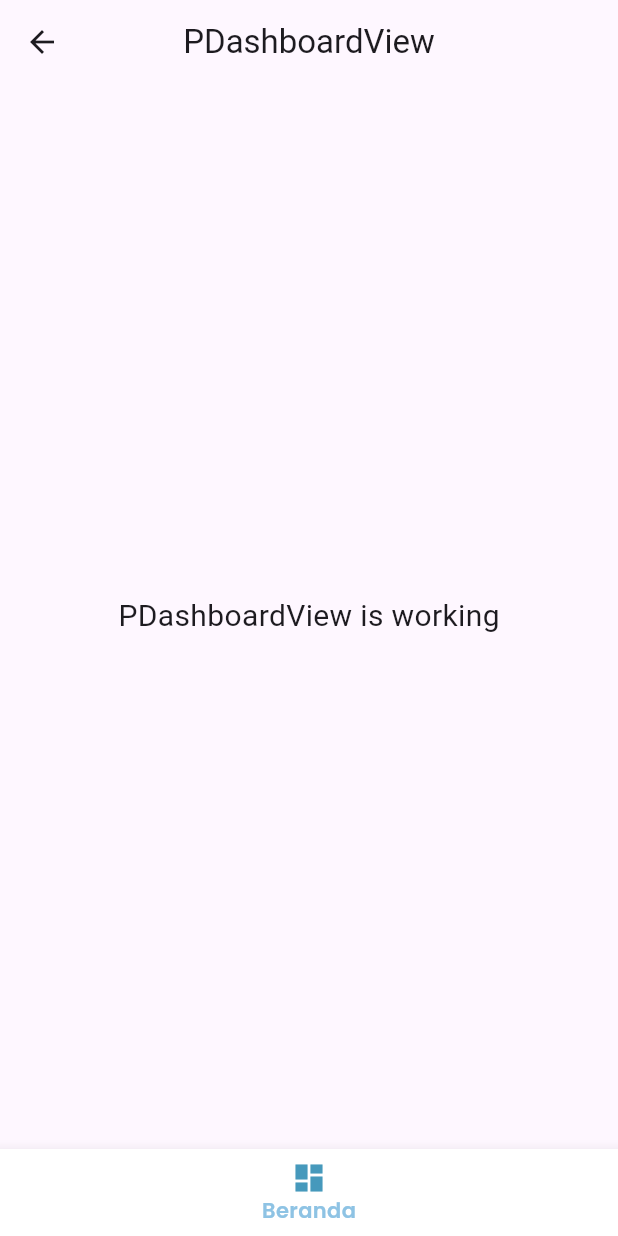
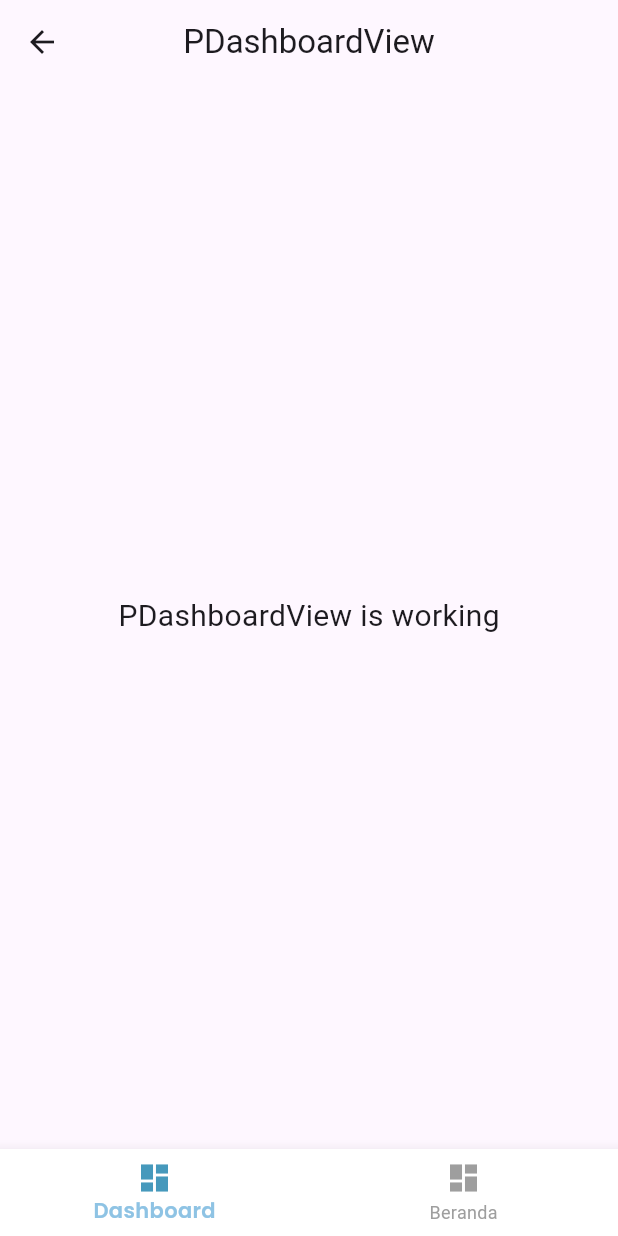
Before and after one commit to TeamG-CCITheHack/HomeVice-Mobile, a Flutter app: the PMainView screen opened by its route, on a phone screen of 412 x 824 dp. Run offline on Flutter 3.47's test engine with Material 3 defaults, Android fonts, the phone set to English and light mode, and no system bars; our stand-ins replace dio, dropdown_search, flutter_svg, get, google_fonts, jwt_decoder and 2 more.

Commit message:
feat: botnavbar now works

```diff
--- a/lib/app/modules/partner/pMain/views/p_main_view.dart
+++ b/lib/app/modules/partner/pMain/views/p_main_view.dart
@@ -18,6 +18,7 @@ class PMainView extends GetView<PMainController> {
               index: controller.tabIndex,
               children: const [
                 PDashboardView(),
+                PDashboardView(),
               ],
             ),
           ),
--- a/lib/app/shared/widgets/partner/p_botnavbar_widger.dart
+++ b/lib/app/shared/widgets/partner/p_botnavbar_widger.dart
@@ -35,6 +35,18 @@ class PBotNavBarWidget extends StatelessWidget {
             size: 24,
             color: themeData.primaryColor,
           ),
+          label: 'Dashboard',
+        ),
+        BottomNavigationBarItem(
+          icon: const Icon(
+            Icons.dashboard,
+            size: 24,
+          ),
+          activeIcon: Icon(
+            Icons.dashboard,
+            size: 24,
+            color: themeData.primaryColor,
+          ),
           label: 'Beranda',
         ),
       ],
```
